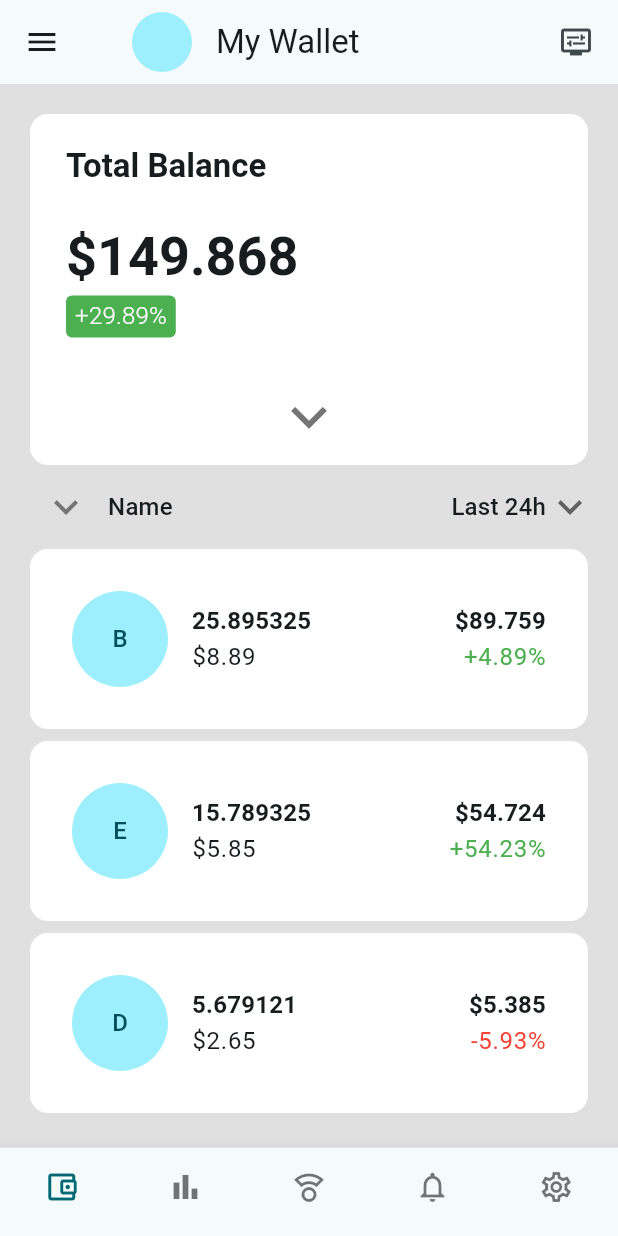
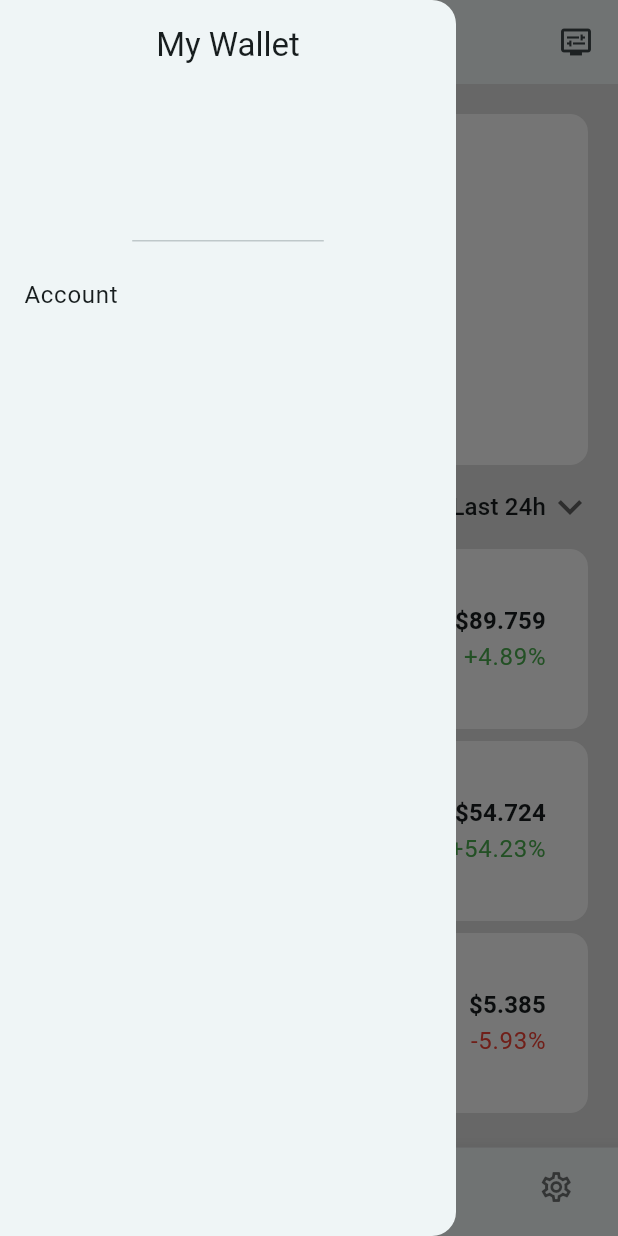
Before and after one commit to NotRayhaan/widget-fidgets, a Flutter app: the LandingScreen screen opened directly, with the side drawer open (before the commit the screen has no drawer), on a phone screen of 412 x 824 dp. Run offline on Flutter 3.47's test engine with Material 3 defaults, Android fonts, the phone set to English and light mode, and no system bars; our stand-ins replace go_router.

Commit message:
crude drawer

```diff
--- a/wallet-app/lib/src/ui/screen/landing.dart
+++ b/wallet-app/lib/src/ui/screen/landing.dart
@@ -1,6 +1,7 @@
 import 'package:flutter/material.dart';
 import 'package:lesson1/src/ui/view/compass.dart';
 import 'package:lesson1/src/ui/view/dashboard.dart';
+import 'package:lesson1/src/ui/widget/drawer.dart';
 import 'package:lesson1/src/ui/view/home.dart';
 import 'package:lesson1/src/ui/view/notifications.dart';
 import 'package:lesson1/src/ui/view/settings.dart';
@@ -21,8 +22,8 @@ class _LandingScreenState extends State<LandingScreen> {
   @override
   Widget build(BuildContext context) {
     return Scaffold(
+      backgroundColor: Colors.black12,
       appBar: AppBar(
-        leading: const DrawerButtonIcon(),
         title: Row(
           children: [
             const Padding(
@@ -43,7 +44,9 @@ class _LandingScreenState extends State<LandingScreen> {
         ],
       ),
       body: Center(child: _viewList.elementAt(_currentIndex)),
-      backgroundColor: Colors.black12,
+      drawer: const Drawer(
+        child: DrawerView(),
+      ),
       bottomNavigationBar: BottomNavigationBar(
         currentIndex: _currentIndex,
         onTap: (index) {
--- /dev/null
+++ b/wallet-app/lib/src/ui/widget/drawer.dart
@@ -0,0 +1,21 @@
+import 'package:flutter/material.dart';
+
+class DrawerView extends StatelessWidget {
+  const DrawerView({super.key});
+
+  @override
+  Widget build(BuildContext context) {
+    return Column(
+      children: [
+        DrawerHeader(
+            child: Text(
+          "My Wallet",
+          style: Theme.of(context).textTheme.titleLarge,
+        )),
+        ListTile(
+          title: Text("Account"),
+        )
+      ],
+    );
+  }
+}
```
Also changed, not shown: 1 other file.
